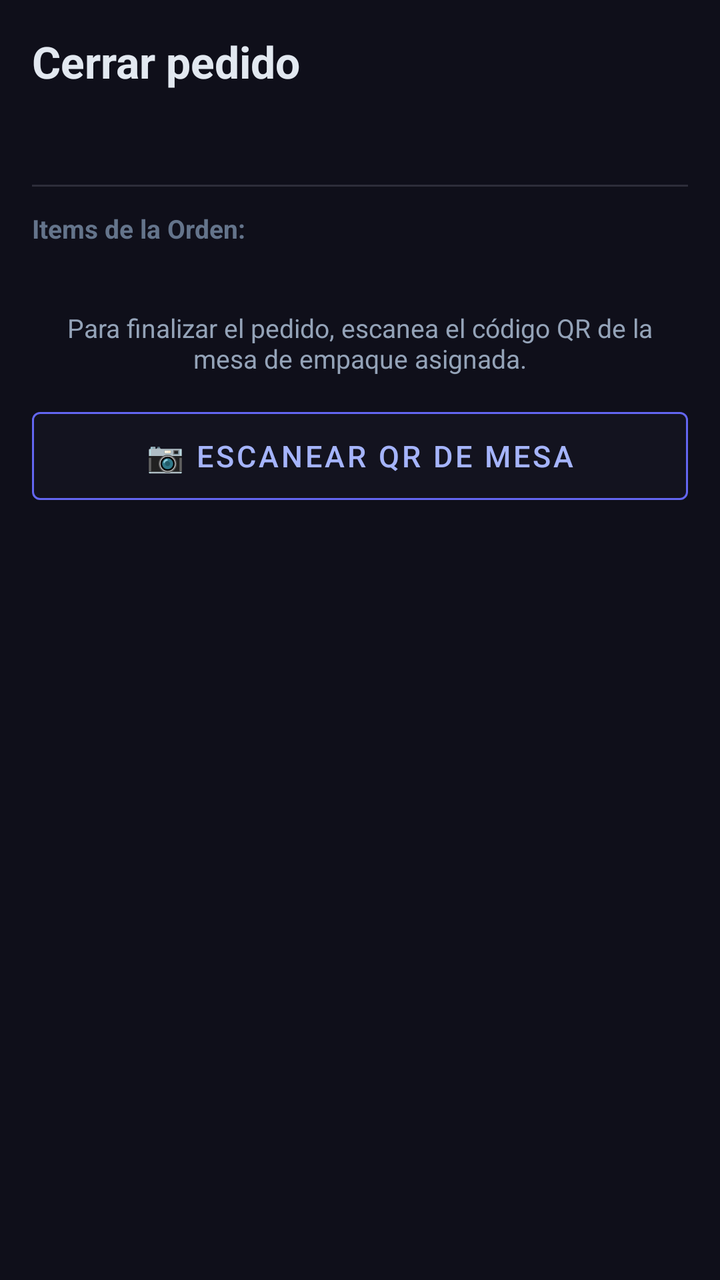
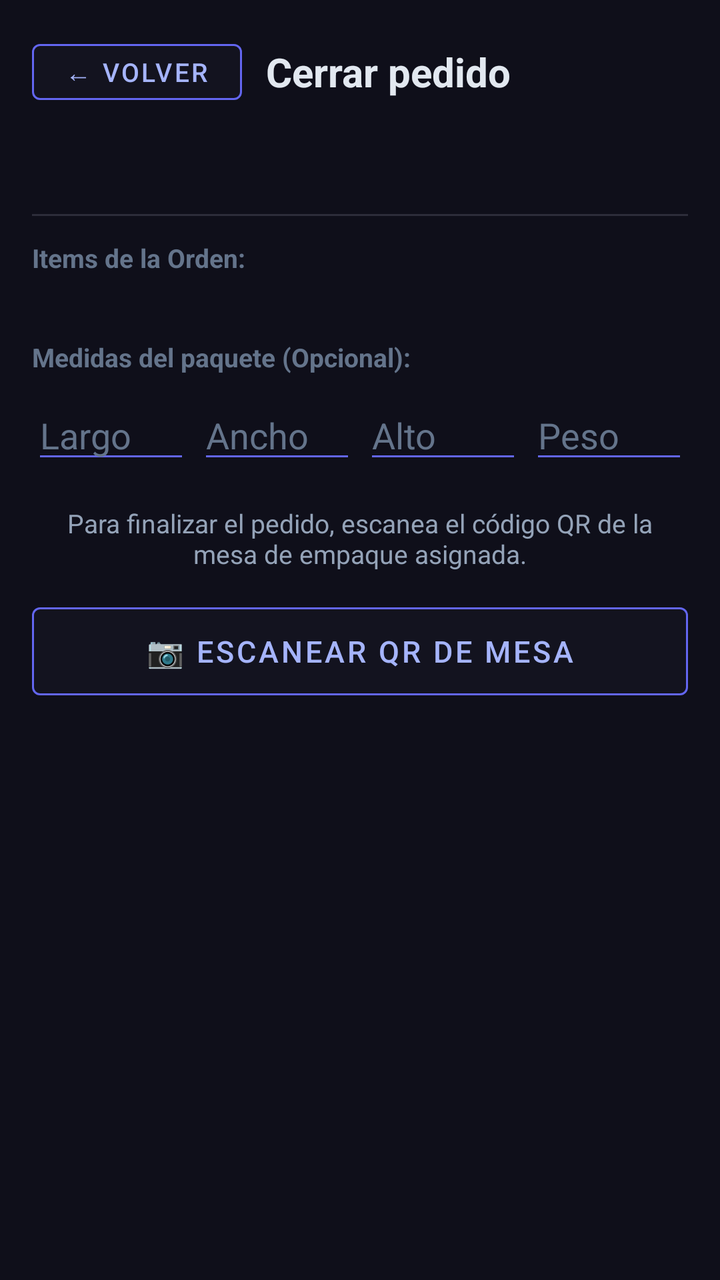

Two renders of the same Android screen: before a commit and after it. Below are the layout's source before the change and the commit's diff.
<!-- AndroidManifest.xml: application theme Theme.SmartWMSOperario -->
<!-- res/layout/fragment_packing.xml -->
<?xml version="1.0" encoding="utf-8"?>
<ScrollView
    xmlns:android="http://schemas.android.com/apk/res/android"
    xmlns:app="http://schemas.android.com/apk/res-auto"
    android:layout_width="match_parent"
    android:layout_height="match_parent"
    android:background="@color/bg_dark">

    <LinearLayout
        android:layout_width="match_parent"
        android:layout_height="wrap_content"
        android:orientation="vertical"
        android:padding="16dp">

        
        <TextView
            android:id="@+id/tv_packing_title"
            android:layout_width="wrap_content"
            android:layout_height="wrap_content"
            android:text="Cerrar pedido"
            android:textSize="22sp"
            android:textStyle="bold"
            android:textColor="@color/text_primary"
            android:layout_marginBottom="8dp"/>

        
        <TextView
            android:id="@+id/tv_packing_status"
            android:layout_width="match_parent"
            android:layout_height="wrap_content"
            android:textSize="14sp"
            android:lineSpacingExtra="4dp"
            android:layout_marginBottom="20dp"/>

        
        <View
            android:layout_width="match_parent"
            android:layout_height="1dp"
            android:background="#2d2d3a"
            android:layout_marginBottom="12dp"/>

        
        <TextView
            android:layout_width="wrap_content"
            android:layout_height="wrap_content"
            android:text="Items de la Orden:"
            android:textSize="13sp"
            android:textColor="@color/text_muted"
            android:textStyle="bold"
            android:layout_marginBottom="8dp"/>

        
        <LinearLayout
            android:id="@+id/ll_items_summary"
            android:layout_width="match_parent"
            android:layout_height="wrap_content"
            android:orientation="vertical"
            android:layout_marginBottom="24dp"/>

        <TextView
            android:layout_width="match_parent"
            android:layout_height="wrap_content"
            android:text="Para finalizar el pedido, escanea el código QR de la mesa de empaque asignada."
            android:textSize="13sp"
            android:textColor="@color/text_secondary"
            android:layout_marginBottom="12dp"
            android:textAlignment="center"/>

        
        <com.google.android.material.button.MaterialButton
            android:id="@+id/btn_close_packing"
            android:layout_width="match_parent"
            android:layout_height="56dp"
            android:text="📷 Escanear QR de Mesa"
            android:textSize="15sp"
            android:enabled="false"
            android:backgroundTint="@color/surface_dark"
            android:textColor="@color/purple_light"
            app:strokeColor="@color/purple_primary"
            app:strokeWidth="1dp"
            style="@style/Widget.MaterialComponents.Button.OutlinedButton" />

    </LinearLayout>
</ScrollView>
<!-- resources referenced by this layout -->
<resources>
  <color name="bg_dark">#0f0f1a</color>
  <color name="purple_light">#a5b4fc</color>
  <color name="purple_primary">#6366f1</color>
  <color name="surface_dark">#13131f</color>
  <color name="text_muted">#64748b</color>
  <color name="text_primary">#e2e8f0</color>
  <color name="text_secondary">#94a3b8</color>
  <style name="Theme.SmartWMSOperario" parent="Theme.MaterialComponents.DayNight.DarkActionBar">
          <item name="colorPrimary">@color/purple_primary</item>
          <item name="colorPrimaryVariant">@color/surface_dark</item>
          <item name="colorOnPrimary">@color/white</item>
          <item name="colorSurface">@color/surface_dark</item>
          <item name="colorOnSurface">@color/text_primary</item>
          <item name="android:windowBackground">@color/bg_dark</item>
          <item name="android:statusBarColor">@color/surface_dark</item>
          <item name="android:navigationBarColor">@color/surface_dark</item>
          <item name="bottomNavigationStyle">@style/SmartWMSBottomNav</item>
      </style>
  <color name="white">#FFFFFFFF</color>
  <style name="SmartWMSBottomNav" parent="Widget.MaterialComponents.BottomNavigationView">
          <item name="android:background">@color/surface_dark</item>
          <item name="itemIconTint">@color/bottom_nav_selector</item>
          <item name="itemTextColor">@color/bottom_nav_selector</item>
      </style>
</resources>

<!-- the commit's change to res/layout/fragment_packing.xml (unified diff, before → after) -->
@@ -13,15 +13,35 @@
         android:padding="16dp">
 
         
-        <TextView
-            android:id="@+id/tv_packing_title"
-            android:layout_width="wrap_content"
+        <LinearLayout
+            android:layout_width="match_parent"
             android:layout_height="wrap_content"
-            android:text="Cerrar pedido"
-            android:textSize="22sp"
-            android:textStyle="bold"
-            android:textColor="@color/text_primary"
-            android:layout_marginBottom="8dp"/>
+            android:orientation="horizontal"
+            android:gravity="center_vertical"
+            android:layout_marginBottom="12dp">
+
+            <com.google.android.material.button.MaterialButton
+                android:id="@+id/btn_back_packing"
+                android:layout_width="wrap_content"
+                android:layout_height="40dp"
+                android:text="← Volver"
+                android:textSize="13sp"
+                android:backgroundTint="@color/surface_dark"
+                android:textColor="@color/purple_light"
+                style="@style/Widget.MaterialComponents.Button.OutlinedButton"
+                app:strokeColor="@color/purple_primary"
+                app:strokeWidth="1dp"
+                android:layout_marginEnd="12dp"/>
+
+            <TextView
+                android:id="@+id/tv_packing_title"
+                android:layout_width="wrap_content"
+                android:layout_height="wrap_content"
+                android:text="Cerrar pedido"
+                android:textSize="20sp"
+                android:textStyle="bold"
+                android:textColor="@color/text_primary"/>
+        </LinearLayout>
 
         
         <TextView
@@ -60,6 +80,70 @@
         <TextView
             android:layout_width="match_parent"
             android:layout_height="wrap_content"
+            android:text="Medidas del paquete (Opcional):"
+            android:textSize="13sp"
+            android:textColor="@color/text_muted"
+            android:textStyle="bold"
+            android:layout_marginBottom="8dp"/>
+
+        <LinearLayout
+            android:layout_width="match_parent"
+            android:layout_height="wrap_content"
+            android:orientation="horizontal"
+            android:weightSum="4"
+            android:layout_marginBottom="16dp">
+
+            <EditText
+                android:id="@+id/et_pkg_length"
+                android:layout_width="0dp"
+                android:layout_height="wrap_content"
+                android:layout_weight="1"
+                android:hint="Largo"
+                android:inputType="numberDecimal"
+                android:textColorHint="@color/text_muted"
+                android:textColor="@color/text_primary"
+                android:backgroundTint="@color/purple_primary"
+                android:layout_marginEnd="4dp"/>
+
+            <EditText
+                android:id="@+id/et_pkg_width"
+                android:layout_width="0dp"
+                android:layout_height="wrap_content"
+                android:layout_weight="1"
+                android:hint="Ancho"
+                android:inputType="numberDecimal"
+                android:textColorHint="@color/text_muted"
+                android:textColor="@color/text_primary"
+                android:backgroundTint="@color/purple_primary"
+                android:layout_marginEnd="4dp"/>
+
+            <EditText
+                android:id="@+id/et_pkg_height"
+                android:layout_width="0dp"
+                android:layout_height="wrap_content"
+                android:layout_weight="1"
+                android:hint="Alto"
+                android:inputType="numberDecimal"
+                android:textColorHint="@color/text_muted"
+                android:textColor="@color/text_primary"
+                android:backgroundTint="@color/purple_primary"
+                android:layout_marginEnd="4dp"/>
+
+            <EditText
+                android:id="@+id/et_pkg_weight"
+                android:layout_width="0dp"
+                android:layout_height="wrap_content"
+                android:layout_weight="1"
+                android:hint="Peso"
+                android:inputType="numberDecimal"
+                android:textColorHint="@color/text_muted"
+                android:textColor="@color/text_primary"
+                android:backgroundTint="@color/purple_primary"/>
+        </LinearLayout>
+
+        <TextView
+            android:layout_width="match_parent"
+            android:layout_height="wrap_content"
             android:text="Para finalizar el pedido, escanea el código QR de la mesa de empaque asignada."
             android:textSize="13sp"
             android:textColor="@color/text_secondary"
